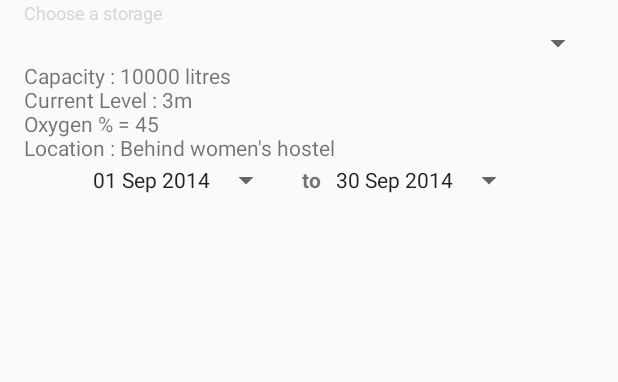
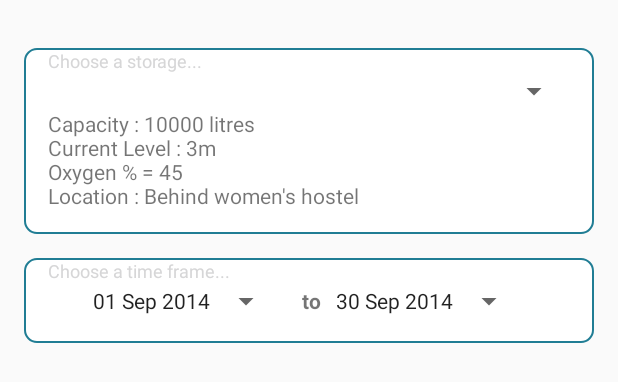
Before and after one commit to smartwatermanagement/self-healing-water-networks, an Android app: the layout fragment_reports_tabs.xml on its own in the app's theme, with its tools: preview values and no code run, on a phone screen of 412 x 824 dp. Shown: the top 382 px of the screen. Run offline under Robolectric (Android 15) with nearby library versions, the phone set to English and light mode, and no system bars.

Commit message:
Refractored the UI for the reports fragment and moved the common elements to the parent fragment. Created box like holders for elements inside the reports

```diff
--- a/SWN/app/src/main/java/reports/PopulationReportFragment.java
+++ b/SWN/app/src/main/java/reports/PopulationReportFragment.java
@@ -21,8 +21,8 @@ public class PopulationReportFragment extends Fragment{
 
     public View onCreateView(LayoutInflater inflater, ViewGroup container,
                              Bundle savedInstanceState) {
-        rootView = inflater.inflate(R.layout.fragment_time_report, container, false);
-        WebView myWebView = (WebView) rootView.findViewById(R.id.webviewtime);
+        rootView = inflater.inflate(R.layout.fragment_report_tab, container, false);
+        WebView myWebView = (WebView) rootView.findViewById(R.id.webview);
         WebSettings webSettings = myWebView.getSettings();
         webSettings.setJavaScriptEnabled(true);
         webSettings.setBuiltInZoomControls(true);
--- a/SWN/app/src/main/java/reports/RegionReportFragment.java
+++ b/SWN/app/src/main/java/reports/RegionReportFragment.java
@@ -27,7 +27,7 @@ public class RegionReportFragment extends Fragment {
     @Override
     public View onCreateView(LayoutInflater inflater, ViewGroup container,
                              Bundle savedInstanceState) {
-        View rootView = inflater.inflate(R.layout.fragment_region_report, container, false);
+        View rootView = inflater.inflate(R.layout.fragment_report_tab, container, false);
 
         WebView myWebView = (WebView) rootView.findViewById(R.id.webview);
         WebSettings webSettings = myWebView.getSettings();
--- a/SWN/app/src/main/java/reports/TimeReportFragment.java
+++ b/SWN/app/src/main/java/reports/TimeReportFragment.java
@@ -21,8 +21,8 @@ public class TimeReportFragment extends Fragment {
 
     public View onCreateView(LayoutInflater inflater, ViewGroup container,
                              Bundle savedInstanceState) {
-        rootView = inflater.inflate(R.layout.fragment_time_report, container, false);
-        WebView myWebView = (WebView) rootView.findViewById(R.id.webviewtime);
+        rootView = inflater.inflate(R.layout.fragment_report_tab, container, false);
+        WebView myWebView = (WebView) rootView.findViewById(R.id.webview);
         WebSettings webSettings = myWebView.getSettings();
         webSettings.setJavaScriptEnabled(true);
         webSettings.setBuiltInZoomControls(true);
--- /dev/null
+++ b/SWN/app/src/main/res/drawable/round_rect_shape.xml
@@ -0,0 +1,15 @@
+<?xml version="1.0" encoding="utf-8"?>
+
+<shape xmlns:android="http://schemas.android.com/apk/res/android"
+    android:shape="rectangle" >
+
+    <solid android:color="#ffffff" />
+    <corners
+        android:bottomLeftRadius="8dp"
+        android:bottomRightRadius="8dp"
+        android:topLeftRadius="8dp"
+        android:topRightRadius="8dp" />
+    <stroke
+        android:width="1dp"
+        android:color="#ff207d94" />
+</shape>
--- a/SWN/app/src/main/res/layout/fragment_reports_tabs.xml
+++ b/SWN/app/src/main/res/layout/fragment_reports_tabs.xml
@@ -1,12 +1,12 @@
 <android.support.v4.app.FragmentTabHost xmlns:android="http://schemas.android.com/apk/res/android"
+    android:id="@+id/tabHost"
     android:layout_width="match_parent"
     android:layout_height="match_parent"
-        android:id="@+id/tabHost"
     android:layout_alignParentTop="true"
     android:layout_centerHorizontal="true"
+    android:paddingBottom="@dimen/activity_vertical_margin"
     android:paddingLeft="@dimen/activity_horizontal_margin"
-        android:paddingRight="@dimen/activity_horizontal_margin"
-        android:paddingBottom="@dimen/activity_vertical_margin">
+    android:paddingRight="@dimen/activity_horizontal_margin">
 
     <LinearLayout
         android:layout_width="fill_parent"
@@ -16,69 +16,114 @@
         <TabWidget
             android:id="@android:id/tabs"
             android:layout_width="fill_parent"
-                android:layout_height="wrap_content">
+            android:layout_height="wrap_content"
+            android:paddingTop="@dimen/activity_horizontal_margin" />
 
-            </TabWidget>
+        <!-- Storage details -->
+        <FrameLayout
+            android:layout_width="match_parent"
+            android:layout_height="wrap_content"
+            android:paddingTop="@dimen/activity_horizontal_margin">
+
+            <LinearLayout
+                android:layout_width="match_parent"
+                android:layout_height="wrap_content"
+                android:layout_gravity="center"
+                android:background="@drawable/round_rect_shape"
+                android:orientation="vertical"
+                android:paddingBottom="@dimen/activity_horizontal_margin"
+                android:paddingLeft="@dimen/activity_horizontal_margin"
+                android:paddingRight="@dimen/activity_horizontal_margin">
 
                 <TextView
                     android:layout_width="wrap_content"
                     android:layout_height="wrap_content"
-                android:text="Choose a storage"
-                android:textSize="12sp"
+                    android:text="Choose a storage..."
                     android:textColor="@color/wallet_hint_foreground_holo_light"
-                />
+                    android:textSize="12sp" />
+
                 <Spinner
+                    android:id="@+id/spinner"
+                    android:layout_width="match_parent"
+                    android:layout_height="wrap_content" />
+
+                <TextView
+                    android:id="@+id/textView"
+                    android:layout_width="wrap_content"
+                    android:layout_height="wrap_content"
+                    android:layout_gravity="start"
+                    android:text="Capacity : 10000 litres\nCurrent Level : 3m\nOxygen % = 45\nLocation : Behind women's hostel" />
+
+            </LinearLayout>
+
+        </FrameLayout>
+
+        <!-- Time frame details -->
+        <FrameLayout
             android:layout_width="match_parent"
             android:layout_height="wrap_content"
-                android:id="@+id/spinner"/>
+            android:paddingTop="@dimen/activity_horizontal_margin">
+
+            <LinearLayout
+                android:layout_width="match_parent"
+                android:layout_height="wrap_content"
+                android:layout_gravity="center"
+                android:background="@drawable/round_rect_shape"
+                android:orientation="vertical"
+                android:paddingBottom="@dimen/activity_horizontal_margin"
+                android:paddingLeft="@dimen/activity_horizontal_margin"
+                android:paddingRight="@dimen/activity_horizontal_margin">
 
                 <TextView
                     android:layout_width="wrap_content"
                     android:layout_height="wrap_content"
-                android:text="Capacity : 10000 litres\nCurrent Level : 3m\nOxygen % = 45\nLocation : Behind women's hostel"
-                android:id="@+id/textView"
-                android:layout_gravity="left" />
+                    android:text="Choose a time frame..."
+                    android:textColor="@color/wallet_hint_foreground_holo_light"
+                    android:textSize="12sp" />
 
                 <LinearLayout
                     android:layout_width="wrap_content"
                     android:layout_height="wrap_content"
-                android:layout_alignParentBottom="true"
+                    android:layout_gravity="center"
                     android:orientation="horizontal"
-                android:layout_gravity="center">
+                    >
 
                     <TextView
                         android:id="@+id/from"
-                    android:text="01 Sep 2014"
                         style="?android:attr/spinnerStyle"
                         android:layout_width="wrap_content"
                         android:layout_height="wrap_content"
-                    android:layout_alignParentLeft="true" />
+                        android:text="01 Sep 2014" />
 
                     <TextView
                         android:layout_width="wrap_content"
                         android:layout_height="wrap_content"
-                    android:textStyle="bold"
-                    android:text="    to   "/>
+                        android:text="    to   "
+                        android:textStyle="bold" />
 
-                <TextView android:id="@+id/to"
+                    <TextView
+                        android:id="@+id/to"
+                        style="?android:attr/spinnerStyle"
                         android:layout_width="wrap_content"
                         android:layout_height="wrap_content"
-                    style="?android:attr/spinnerStyle"
-                    android:text="30 Sep 2014"
-                    android:layout_alignParentRight="true"/>
+                        android:text="30 Sep 2014" />
 
                 </LinearLayout>
+            </LinearLayout>
+        </FrameLayout>
 
         <FrameLayout
             android:id="@android:id/tabcontent"
             android:layout_width="0dp"
             android:layout_height="0dp"
-                android:layout_weight="0"/>
+            android:layout_weight="0" />
 
         <FrameLayout
             android:id="@+id/realtabcontent"
             android:layout_width="match_parent"
             android:layout_height="0dp"
-                android:layout_weight="1"/>
+            android:layout_weight="1" />
+
     </LinearLayout>
+
 </android.support.v4.app.FragmentTabHost>
```
Also changed, not shown: SWN/app/src/main/res/layout/fragment_region_report.xml (deleted, +0 -13 lines), SWN/app/src/main/res/layout/fragment_report_tab.xml (added, +23 -0 lines), SWN/app/src/main/res/layout/fragment_time_report.xml (deleted, +0 -16 lines), 1 other file. Lines whose indentation alone changed are shown as unchanged.
